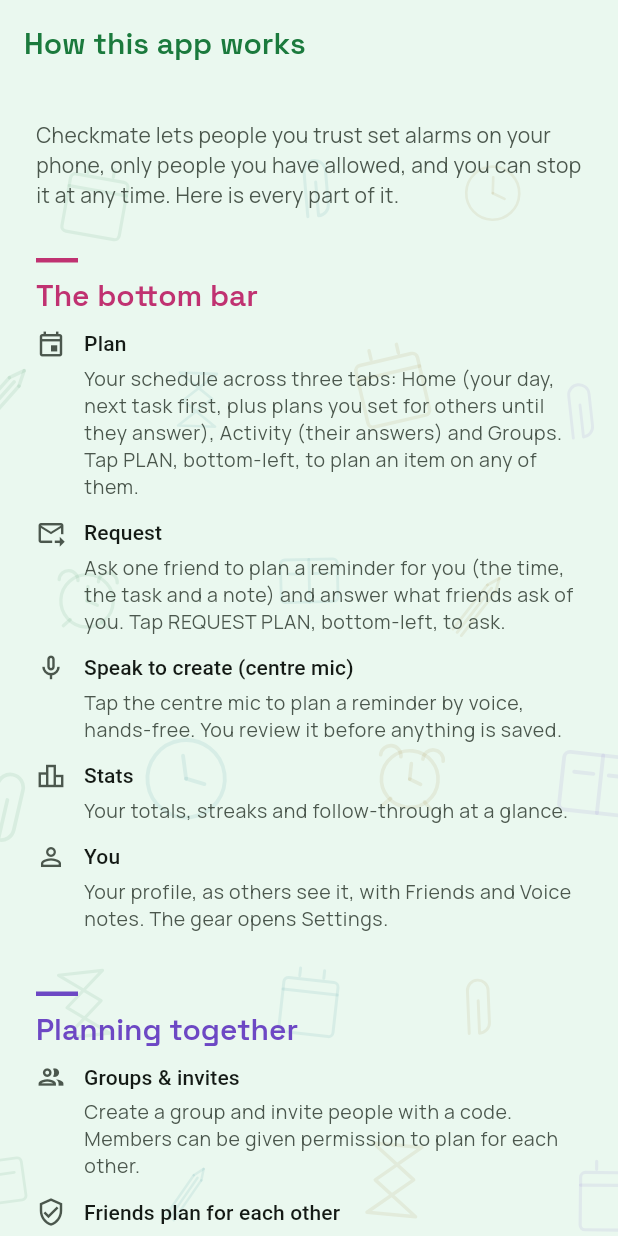
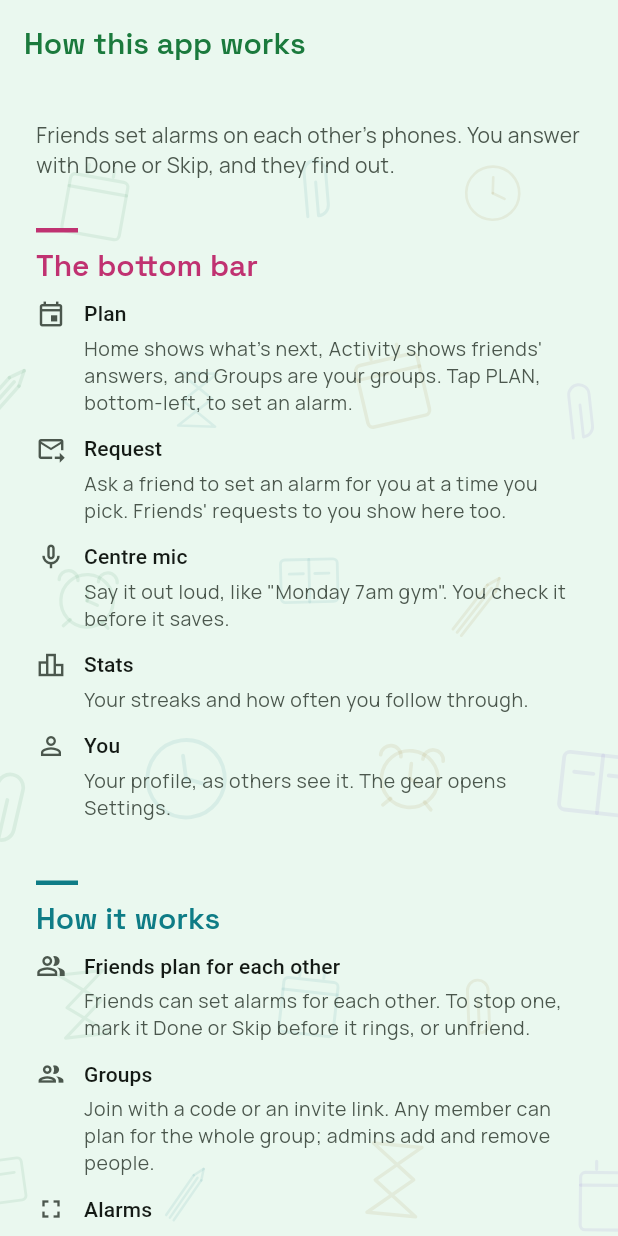
Before and after one commit to RedWaffle007/time-app, a Flutter app: the HowItWorksScreen screen opened by its route, on a phone screen of 412 x 824 dp. Run offline on Flutter 3.47's test engine with Material 3 defaults, Android fonts, the phone set to English and light mode, and no system bars; our stand-ins replace clock, cloud_firestore, device_info_plus, firebase_auth, firebase_core, firebase_crashlytics and 15 more; missing offline and left inert: record; accounts and stored records are empty; generated files the repository leaves out were written again.

Commit message:
Rewrite How this app works: shorter and current
13 short entries in three sections; retired permission and request wording removed and guarded by a test.

```diff
--- a/lib/features/walkthrough/presentation/how_it_works_screen.dart
+++ b/lib/features/walkthrough/presentation/how_it_works_screen.dart
@@ -11,7 +11,7 @@
 
 /// **The complete "How this app works" guide**, reached from the account menu.
 ///
-/// A scrollable reference — one tight blurb per page and feature — for the
+/// A short, plain reference (rewritten in Batch H5, 2026-09-27) for the
 /// question the five-step coach tour is too short to answer. The tour is spatial
 /// orientation over the nav bar; this is the full map. The two are complementary:
 /// the "Replay the guided tour" button at the end re-runs the coach marks.
@@ -30,9 +30,8 @@
         padding: Space.screenFormSafe(context),
         children: [
           Text(
-            'Checkmate lets people you trust set alarms on your phone, only '
-            'people you have allowed, and you can stop it at any time. Here is '
-            'every part of it.',
+            "Friends set alarms on each other's phones. You answer with Done "
+            'or Skip, and they find out.',
             style: context.text.bodyMedium?.copyWith(
               color: context.colors.onSurfaceVariant,
             ),
@@ -44,127 +43,88 @@
             icon: AppIcons.navSchedule,
             title: 'Plan',
             body:
-                'Your schedule across three tabs: Home (your day, next task '
-                'first, plus plans you set for others until they answer), '
-                'Activity (their answers) and Groups. Tap PLAN, bottom-left, to '
-                'plan an item on any of them.',
+                "Home shows what's next, Activity shows friends' answers, and "
+                'Groups are your groups. Tap PLAN, bottom-left, to set an '
+                'alarm.',
           ),
           const _Feature(
             icon: AppIcons.navRequest,
             title: 'Request',
             body:
-                'Ask one friend to plan a reminder for you (the time, the task '
-                'and a note) and answer what friends ask of you. Tap REQUEST '
-                'PLAN, bottom-left, to ask.',
+                'Ask a friend to set an alarm for you at a time you pick. '
+                "Friends' requests to you show here too.",
           ),
           const _Feature(
             icon: AppIcons.voice,
-            title: 'Speak to create (centre mic)',
+            title: 'Centre mic',
             body:
-                'Tap the centre mic to plan a reminder by voice, hands-free. '
-                'You review it before anything is saved.',
+                'Say it out loud, like "Monday 7am gym". You check it before '
+                'it saves.',
           ),
           const _Feature(
             icon: AppIcons.stats,
             title: 'Stats',
-            body:
-                'Your totals, streaks and follow-through at a glance.',
+            body: 'Your streaks and how often you follow through.',
           ),
           const _Feature(
             icon: AppIcons.navYou,
             title: 'You',
-            body:
-                'Your profile, as others see it, with Friends and Voice '
-                'notes. The gear opens Settings.',
+            body: 'Your profile, as others see it. The gear opens Settings.',
           ),
 
           const SizedBox(height: Space.md),
-          const SectionHeader('Planning together'),
+          const SectionHeader('How it works'),
+          const _Feature(
+            icon: AppIcons.friends,
+            title: 'Friends plan for each other',
+            body:
+                'Friends can set alarms for each other. To stop one, mark it '
+                'Done or Skip before it rings, or unfriend.',
+          ),
           const _Feature(
             icon: AppIcons.group,
-            title: 'Groups & invites',
+            title: 'Groups',
             body:
-                'Create a group and invite people with a code. Members can be '
-                'given permission to plan for each other.',
+                'Join with a code or an invite link. Any member can plan for '
+                'the whole group; admins add and remove people.',
           ),
           const _Feature(
-            icon: AppIcons.permissions,
-            title: 'Friends plan for each other',
+            icon: AppIcons.ringOverApps,
+            title: 'Alarms',
             body:
-                'Friends can set alarms for each other. No extra permission. '
-                'To stop one, mark it Done or Skip before it rings, or '
-                'unfriend.',
+                'They ring at the planned time, even over other apps or on '
+                'the lock screen. A friend can send a voice note instead of '
+                'a ringtone.',
           ),
           const _Feature(
-            icon: AppIcons.navSchedule,
-            title: 'Request a plan',
+            icon: AppIcons.done,
+            title: 'Done or Skip',
             body:
-                'From You → Friends → Plan requests, ask one or more trusted '
-                'friends to plan one item or fill a time window. They still '
-                'need your permission to set alarms for you.',
-          ),
-          const _Feature(
-            icon: AppIcons.approved,
-            title: 'Your permission',
-            body:
-                'Only friends you allow (on their profile) or members of a '
-                'group you allow can set alarms for you. Their alarms ring at '
-                'the time they choose; turn the permission off to stop them.',
+                "The person who planned it is told right away. If you don't "
+                "answer, it's marked missed at the end of the day.",
           ),
 
           const SizedBox(height: Space.md),
-          const SectionHeader('Reminders & alarms'),
+          const SectionHeader('Where things are'),
           const _Feature(
-            icon: AppIcons.reminders,
-            title: 'Reminders',
-            body:
-                'Alarms ring when they are due, scheduled on this device, '
-                'nothing leaving it.',
+            icon: AppIcons.calendar,
+            title: 'Calendar',
+            body: 'On Home.',
           ),
           const _Feature(
-            icon: AppIcons.ringOverApps,
-            title: 'Alarm mode',
-            body:
-                'With the right permissions a reminder rings like a real '
-                'alarm: on time, over other apps, and on the lock screen.',
+            icon: AppIcons.archive,
+            title: 'Archive',
+            body: 'Plan menu, top right.',
           ),
           const _Feature(
-            icon: AppIcons.approved,
-            title: 'Accountability',
-            body:
-                'When you mark an item done or skipped, the person who planned '
-                'it is notified. That is what closes the loop.',
-          ),
-
-          const SizedBox(height: Space.md),
-          const SectionHeader('More'),
-          const _Feature(
-            icon: AppIcons.stats,
-            title: 'Group progress & leaderboard',
-            body:
-                "How the group is doing on plans made in it, and a "
-                'leaderboard once members have five answered plans.',
+            icon: AppIcons.voiceLibrary,
+            title: 'Friends and Voice notes',
+            body: 'On You.',
           ),
           const _Feature(
-            icon: AppIcons.friends,
-            title: 'Friends  ·  in the You tab',
-            body:
-                'Add people, manage requests, and control who can see your '
-                'profile. Open the You tab → Friends.',
-          ),
-          const _Feature(
-            icon: AppIcons.calendar,
-            title: 'Calendar  ·  on Home',
-            body:
-                'A month, week and day view over everything scheduled, in each '
-                "item's own timezone. Open it beside Upcoming Plans.",
-          ),
-          const _Feature(
-            icon: AppIcons.permissions,
-            title: 'Reminders & permissions  ·  in Settings',
-            body:
-                'Review and fix the permissions reliable reminders need, any '
-                'time.',
+            icon: AppIcons.settings,
+            title: 'Permissions, quiet hours, app lock, theme',
+            body: 'In Settings.',
           ),
 
           const SizedBox(height: Space.lg),
```
Also changed, not shown: 3 other files.
